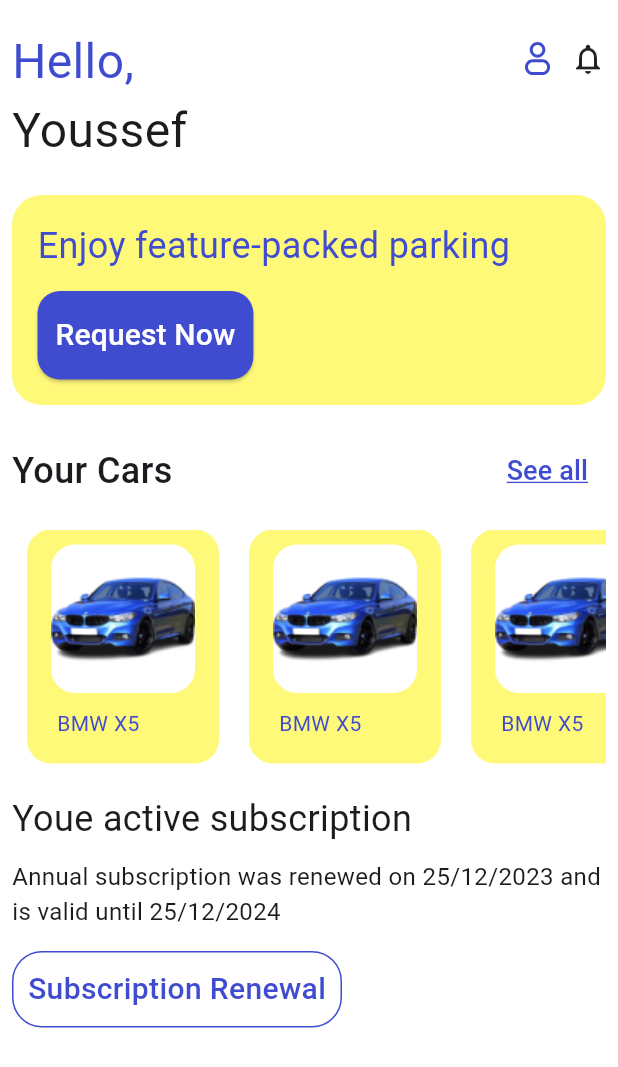
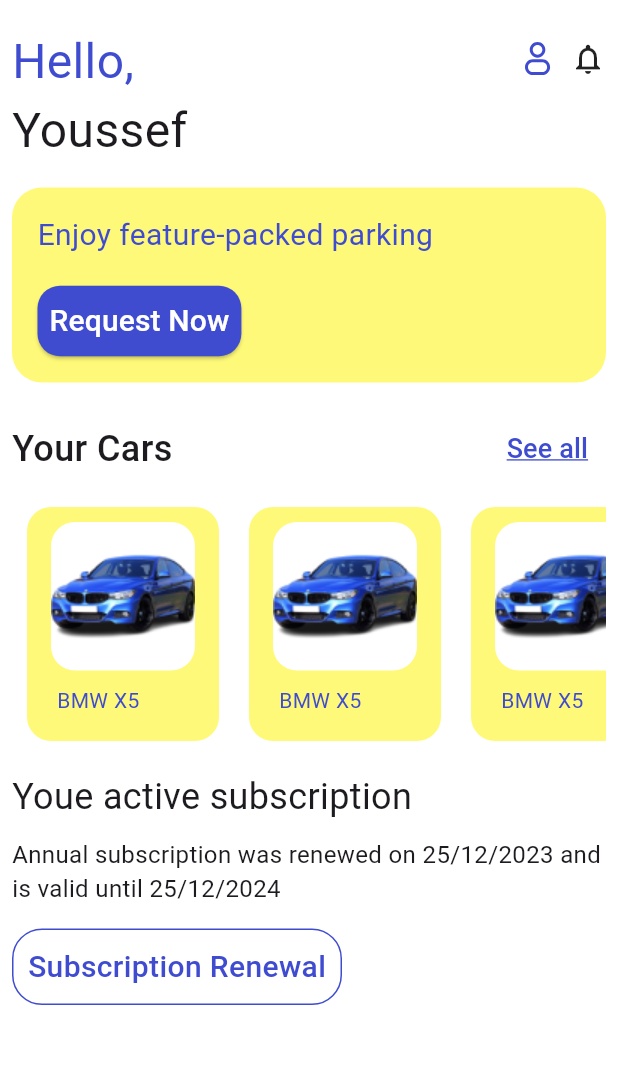
Before and after one commit to Moazzibrahim/transit_station, a Flutter app: the HomeScreen screen opened directly, on a phone screen of 412 x 824 dp. Shown: the top 1067 px of the screen. Run offline on Flutter 3.47's test engine with Material 3 defaults, Android fonts, the phone set to English and light mode, and no system bars; our stand-ins replace fl_chart, flutter_screenutil, flutter_svg, pinput, shared_preferences; accounts and stored records are empty; project files that could hold a hidden picture were left out.

Commit message:
home screen done

```diff
--- a/lib/views/home_views/screens/home_screen.dart
+++ b/lib/views/home_views/screens/home_screen.dart
@@ -68,10 +68,10 @@ class _HomeScreenState extends State<HomeScreen> {
                   ],
                 ),
                 const SizedBox(
-                  height: 20,
+                  height: 15,
                 ),
                 Container(
-                  height: 140,
+                  height: 130,
                   width: double.infinity,
                   padding: const EdgeInsets.all(17),
                   decoration: BoxDecoration(
@@ -86,7 +86,7 @@ class _HomeScreenState extends State<HomeScreen> {
                         'Enjoy feature-packed parking',
                         style: TextStyle(
                             color: defaultColor,
-                            fontSize: 24,
+                            fontSize: 20,
                             fontWeight: FontWeight.w400),
                       ),
                       ElevatedButton(
@@ -103,7 +103,7 @@ class _HomeScreenState extends State<HomeScreen> {
                               backgroundColor: defaultColor,
                               foregroundColor: Colors.white,
                               padding: const EdgeInsets.symmetric(
-                                  vertical: 15, horizontal: 12)),
+                                  vertical: 9, horizontal: 8)),
                           child: const Text(
                             'Request Now',
                             style: TextStyle(
```
